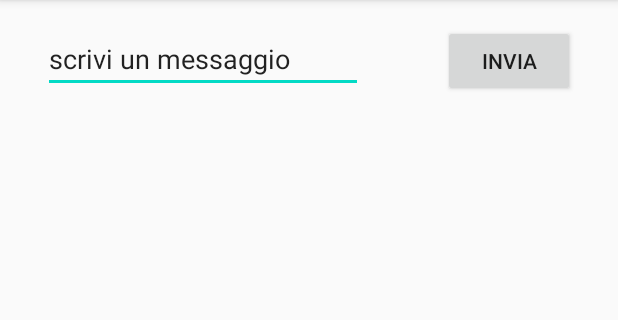
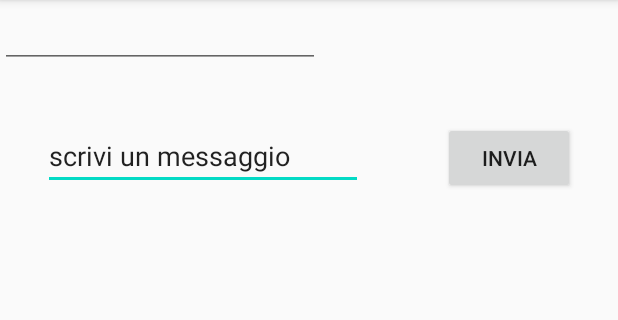
Before and after one commit to Domenico2299/SMSappJava, an Android app: the screen it shows after launch (MainActivity), after a tap on "INVIA", on a phone screen of 412 x 824 dp, the part 84-404 px from its top. Run offline under Robolectric (Android 15) with nearby library versions, the phone set to English and light mode, and no system bars.

Commit message:
Commit nuovo 2

```diff
--- a/app/src/main/java/file/smsappjava/MainActivity.java
+++ b/app/src/main/java/file/smsappjava/MainActivity.java
@@ -16,9 +16,11 @@ public class MainActivity extends AppCompatActivity {
         setContentView(R.layout.activity_main);
     }
     public void sendMessage(View view) {
+        EditText number_edittext = (EditText) findViewById(R.id.editText2);
         EditText message_edittext = (EditText) findViewById(R.id.editText);
+        String number=number_edittext.getText().toString();
         String message = message_edittext.getText().toString();
-        Uri uri = Uri.parse("smsto:0800000123");
+        Uri uri = Uri.parse("smsto:"+number);
         Intent it = new Intent(Intent.ACTION_SENDTO, uri);
         it.putExtra("sms_body", message);
         startActivity(it);
--- a/app/src/main/res/layout/activity_main.xml
+++ b/app/src/main/res/layout/activity_main.xml
@@ -19,7 +19,7 @@
         app:layout_constraintHorizontal_bias="0.5"
         app:layout_constraintStart_toStartOf="parent"
         app:layout_constraintTop_toTopOf="parent"
-        app:layout_constraintVertical_bias="0.023" />
+        app:layout_constraintVertical_bias="0.113" />
 
     <Button
         android:id="@+id/button"
@@ -33,4 +33,13 @@
         app:layout_constraintStart_toEndOf="@+id/editText"
         app:layout_constraintTop_toTopOf="@+id/editText" />
 
+    <EditText
+        android:id="@+id/editText2"
+        android:layout_width="wrap_content"
+        android:layout_height="wrap_content"
+        android:ems="10"
+        android:inputType="phone"
+        tools:layout_editor_absoluteX="29dp"
+        tools:layout_editor_absoluteY="25dp" />
+
 </androidx.constraintlayout.widget.ConstraintLayout>
```
